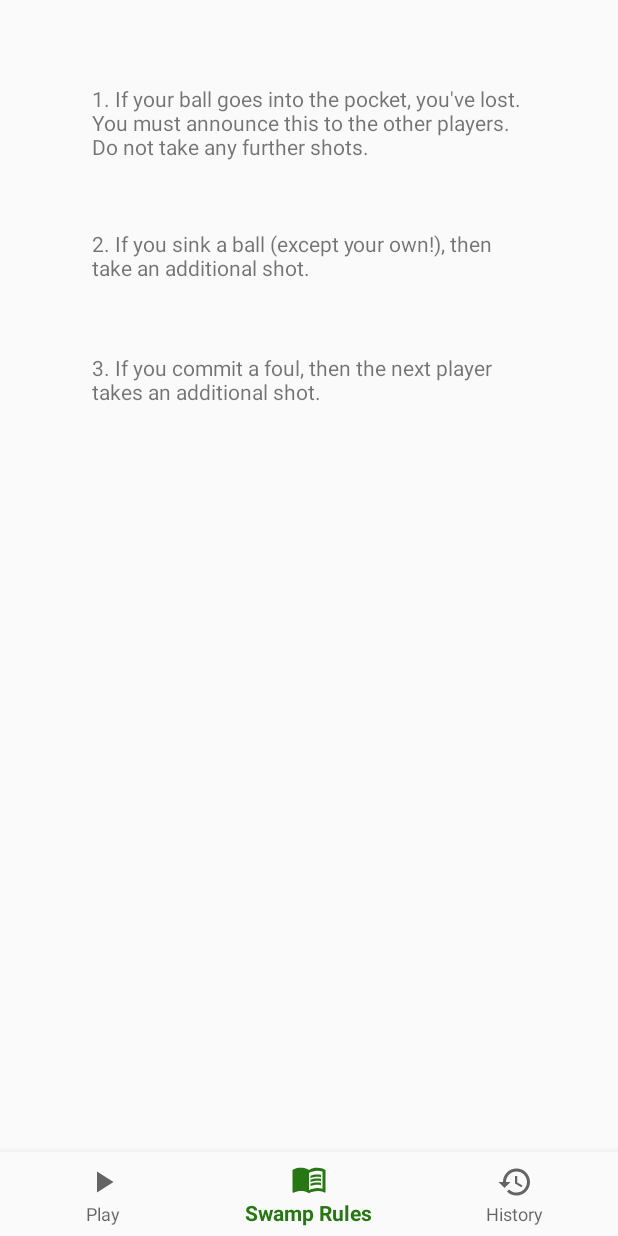
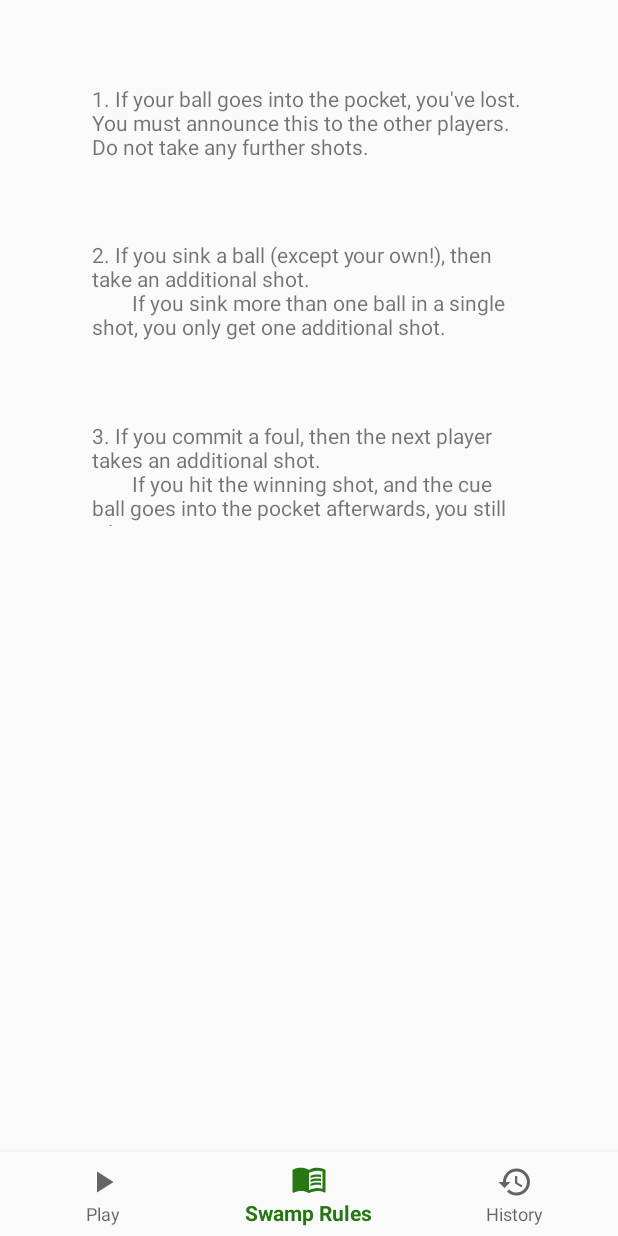
Before and after one commit to henrySwin/swampPool, an Android app: the RulesFragment screen opened through its navigation route, on a phone screen of 412 x 824 dp. Run offline under Robolectric (Android 15) with nearby library versions, the phone set to English and light mode, and no system bars; our stand-ins replace navigation-ui.

Commit message:
Add more rules and move "No balls left" logic

```diff
--- a/app/src/main/java/com/example/swamppool/ui/play/PlayFragment.kt
+++ b/app/src/main/java/com/example/swamppool/ui/play/PlayFragment.kt
@@ -41,11 +41,8 @@ class PlayFragment : Fragment() {
         val btnHide: Button = root.findViewById(R.id.btn_hide)
 
         button.setOnClickListener{
-            if (list.isEmpty()) {
-                button.text = getString(R.string.no_balls);
-                Log.i("PLAY - button.OnClick - if", "No balls left")
-            }
-            else {
+
+            //else {
                 // val random = (1..15).random()
                 val random = list.random()
                 list.remove(random)
@@ -61,7 +58,7 @@ class PlayFragment : Fragment() {
 
                 btnHide.isEnabled = true
                 button.isEnabled = false
-            }
+            //}
         }
 
         // New Game button.
@@ -79,11 +76,19 @@ class PlayFragment : Fragment() {
 
         // Next Player button.
         btnHide.setOnClickListener{
-            //myToast.cancel()
-            button.text = getString(R.string.play_now)
+            // Disable button regardless of whether there's any balls left or not.
+            btnHide.isEnabled = false
 
-            btnHide.isEnabled = false
-            button.isEnabled = true
+            if (list.isEmpty()) {
+                button.text = getString(R.string.no_balls);
+                Log.i("PLAY - button.OnClick - if", "No balls left")
+            }
+            else {
+                //myToast.cancel()
+                button.text = getString(R.string.play_now)
+
+                button.isEnabled = true
+            }
         }
 
         playViewModel.text.observe(viewLifecycleOwner, Observer {
--- a/app/src/main/res/layout/fragment_play.xml
+++ b/app/src/main/res/layout/fragment_play.xml
@@ -22,7 +22,7 @@
         android:id="@+id/btn_newGame"
         android:layout_width="wrap_content"
         android:layout_height="wrap_content"
-        android:text="New Game"
+        android:text="@string/new_game"
         app:layout_constraintBottom_toBottomOf="parent"
         app:layout_constraintEnd_toStartOf="@+id/button"
         app:layout_constraintHorizontal_bias="0.741"
@@ -35,7 +35,7 @@
         android:layout_width="wrap_content"
         android:layout_height="wrap_content"
         android:enabled="false"
-        android:text="Next Player"
+        android:text="@string/next_player"
         app:layout_constraintBottom_toBottomOf="parent"
         app:layout_constraintEnd_toEndOf="parent"
         app:layout_constraintHorizontal_bias="0.348"
--- a/app/src/main/res/layout/fragment_rules.xml
+++ b/app/src/main/res/layout/fragment_rules.xml
@@ -11,8 +11,9 @@
         android:layout_width="290dp"
         android:layout_height="wrap_content"
         android:text="@string/rule1"
-        app:layout_constraintBottom_toBottomOf="parent"
+        app:layout_constraintBottom_toBottomOf="@id/rule2"
         app:layout_constraintEnd_toEndOf="parent"
+        app:layout_constraintHorizontal_bias="0.504"
         app:layout_constraintStart_toStartOf="parent"
         app:layout_constraintTop_toTopOf="parent"
         app:layout_constraintVertical_bias="0.0" />
@@ -20,25 +21,25 @@
     <TextView
         android:id="@+id/rule2"
         android:layout_width="290dp"
-        android:layout_height="35dp"
+        android:layout_height="68dp"
         android:text="@string/rule2"
-        app:layout_constraintBottom_toBottomOf="parent"
+        app:layout_constraintBottom_toBottomOf="@id/rule3"
         app:layout_constraintEnd_toEndOf="parent"
         app:layout_constraintHorizontal_bias="0.504"
         app:layout_constraintStart_toStartOf="parent"
-        app:layout_constraintTop_toTopOf="parent"
-        app:layout_constraintVertical_bias="0.132" />
+        app:layout_constraintTop_toBottomOf="@+id/rule1"
+        app:layout_constraintVertical_bias="0.3" />
 
     <TextView
         android:id="@+id/rule3"
         android:layout_width="290dp"
-        android:layout_height="35dp"
+        android:layout_height="70dp"
         android:text="@string/rule3"
         app:layout_constraintBottom_toBottomOf="parent"
         app:layout_constraintEnd_toEndOf="parent"
         app:layout_constraintHorizontal_bias="0.504"
         app:layout_constraintStart_toStartOf="parent"
-        app:layout_constraintTop_toTopOf="parent"
-        app:layout_constraintVertical_bias="0.245" />
+        app:layout_constraintTop_toBottomOf="@+id/rule2"
+        app:layout_constraintVertical_bias="0.1" />
 
 </androidx.constraintlayout.widget.ConstraintLayout>
--- a/app/src/main/res/values/strings.xml
+++ b/app/src/main/res/values/strings.xml
@@ -6,11 +6,23 @@
     <string name="title_history">History</string>
 
     <!--Play fragment-->
+    <string name="new_game">New Game</string>
+
     <string name="play_now">Get\n#</string>
     <string name="no_balls">No\nBalls\nLeft</string>
 
+    <string name="next_player">Next Player</string>
+
     <!--Rules fragment-->
-    <string name="rule1">1. If your ball goes into the pocket, you\'ve lost. You must announce this to the other players. Do not take any further shots.</string>
-    <string name="rule2">2. If you sink a ball (except your own!), then take an additional shot.</string>
-    <string name="rule3">3. If you commit a foul, then the next player takes an additional shot.</string>
+    <string name="rule1">
+        1. If your ball goes into the pocket, you\'ve lost. You must announce this to the other players. Do not take any further shots.
+    </string>
+    <string name="rule2">
+        2. If you sink a ball (except your own!), then take an additional shot.\n
+        \t\tIf you sink more than one ball in a single shot, you only get one additional shot.
+    </string>
+    <string name="rule3">
+        3. If you commit a foul, then the next player takes an additional shot.\n
+        \t\tIf you hit the winning shot, and the cue ball goes into the pocket afterwards, you still win.
+    </string>
 </resources>
```
